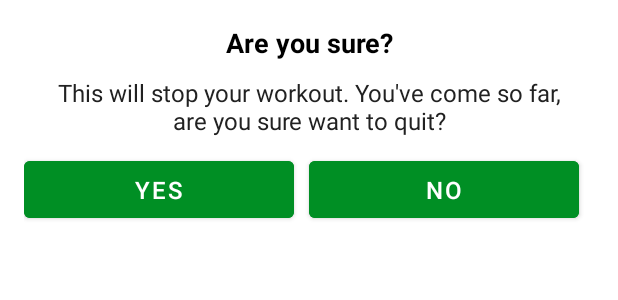
After one commit to abhas1102/7minutesWorkout-App, an Android app: the layout item_custom_back_confirmation.xml on its own in the app's theme, with its tools: preview values and no code run, on a phone screen of 412 x 824 dp. The commit adds this screen. Shown: the top 300 px of the screen. Run offline under Robolectric (Android 15) with nearby library versions, the phone set to English and light mode, and no system bars.

Commit message:
Created custom dialog listener to ask for user confirmation on pressing back button while exercising.

```diff
--- a/app/src/main/java/com/example/dailyworkoutfor7minutes/ExerciseActivity.kt
+++ b/app/src/main/java/com/example/dailyworkoutfor7minutes/ExerciseActivity.kt
@@ -1,5 +1,6 @@
 package com.example.dailyworkoutfor7minutes
 
+import android.app.Dialog
 import android.content.Intent
 import android.media.MediaPlayer
 import android.opengl.Visibility
@@ -13,6 +14,7 @@ import android.widget.Toast
 import androidx.appcompat.app.ActionBar
 import androidx.recyclerview.widget.LinearLayoutManager
 import kotlinx.android.synthetic.main.activity_exercise.*
+import kotlinx.android.synthetic.main.item_custom_back_confirmation.*
 import java.lang.Exception
 import java.util.*
 import kotlin.collections.ArrayList
@@ -41,7 +43,7 @@ class ExerciseActivity : AppCompatActivity(), TextToSpeech.OnInitListener {
         }
 
         toolbar_exercise_activity.setNavigationOnClickListener {
-            onBackPressed()
+            customDialogForBackButton()
         }
         tts = TextToSpeech(this,this)
 
@@ -180,5 +182,19 @@ class ExerciseActivity : AppCompatActivity(), TextToSpeech.OnInitListener {
         rvExerciseStatus.adapter = exerciseAdapter
     }
 
+    private fun customDialogForBackButton(){
+        val customDialog = Dialog(this)
+        customDialog.setContentView(R.layout.item_custom_back_confirmation)
+
+        customDialog.tvYes.setOnClickListener {
+            finish()
+            customDialog.dismiss()
+        }
+        customDialog.tvNo.setOnClickListener {
+            customDialog.dismiss()
+        }
+        customDialog.show()
+    }
+
 
 }
--- /dev/null
+++ b/app/src/main/res/layout/item_custom_back_confirmation.xml
@@ -0,0 +1,61 @@
+<?xml version="1.0" encoding="utf-8"?>
+<LinearLayout xmlns:android="http://schemas.android.com/apk/res/android"
+    android:orientation="vertical" android:layout_width="match_parent"
+    android:layout_height="wrap_content"
+    android:padding="16dp">
+
+    <TextView
+        android:layout_width="match_parent"
+        android:layout_height="wrap_content"
+        android:gravity="center"
+        android:text="Are you sure?"
+        android:textColor="@color/black"
+        android:textSize="18sp"
+        android:textStyle="bold"/>
+
+    <TextView
+        android:layout_width="match_parent"
+        android:layout_height="wrap_content"
+        android:layout_marginStart="10dp"
+        android:layout_marginTop="10dp"
+        android:layout_marginEnd="10dp"
+        android:gravity="center"
+        android:text="This will stop your workout. You\'ve come so far, are you sure want to quit?"
+        android:textColor="#212121"
+        android:textSize="16sp"/>
+
+    <LinearLayout
+        android:layout_width="match_parent"
+        android:layout_height="wrap_content"
+        android:orientation="horizontal"
+        android:layout_marginTop="10dp">
+
+        <Button
+            android:id="@+id/tvYes"
+            android:layout_width="0dp"
+            android:layout_height="50dp"
+            android:layout_marginEnd="10dp"
+            android:layout_weight="1"
+            android:backgroundTint="@color/colorAccent"
+            android:gravity="center"
+            android:padding="8dp"
+            android:text="YES"
+            android:textColor="#FFFFFF"
+            android:textSize="16sp"/>
+
+        <Button
+            android:id="@+id/tvNo"
+            android:layout_width="0dp"
+            android:layout_height="50dp"
+            android:layout_marginEnd="10dp"
+            android:layout_weight="1"
+            android:backgroundTint="@color/colorAccent"
+            android:gravity="center"
+            android:padding="8dp"
+            android:text="NO"
+            android:textColor="#FFFFFF"
+            android:textSize="16sp"/>
+    </LinearLayout>
+
+
+</LinearLayout>
```
